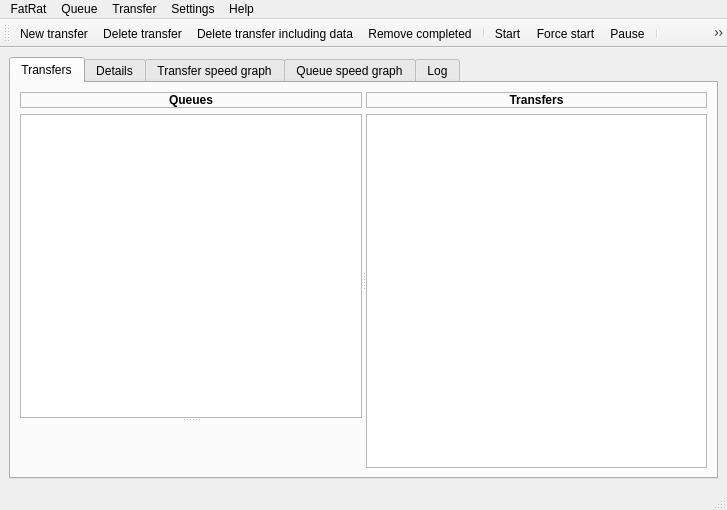
The window that src/MainWindow.ui (LubosD/fatrat) describes before a commit, drawn with Qt 5.
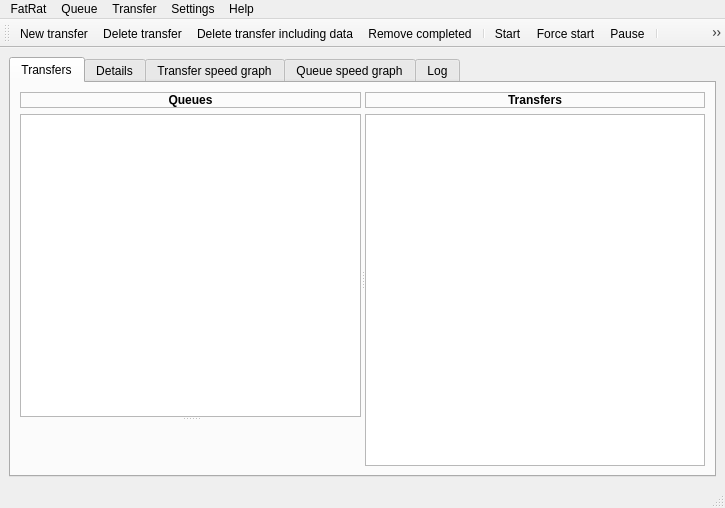
The same window after the commit. Icons and pictures are not drawn. Custom widgets are drawn as their Qt base class.

Patch:
```diff
--- a/src/MainWindow.ui
+++ b/src/MainWindow.ui
@@ -6,8 +6,8 @@
    <rect>
     <x>0</x>
     <y>0</y>
-    <width>727</width>
-    <height>510</height>
+    <width>725</width>
+    <height>508</height>
    </rect>
   </property>
   <property name="acceptDrops">
@@ -456,7 +456,7 @@
     <rect>
      <x>0</x>
      <y>0</y>
-     <width>727</width>
+     <width>725</width>
      <height>21</height>
     </rect>
    </property>
```
Left out of the diff: 10 changed lines with no effect on the pictures.
